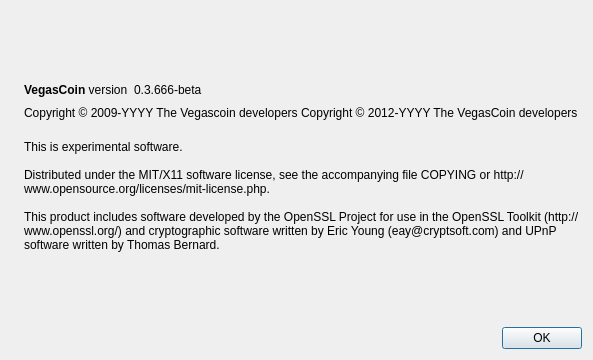
Old version of the form src/qt/forms/aboutdialog.ui in the repository VegasCoin/vegascoin.
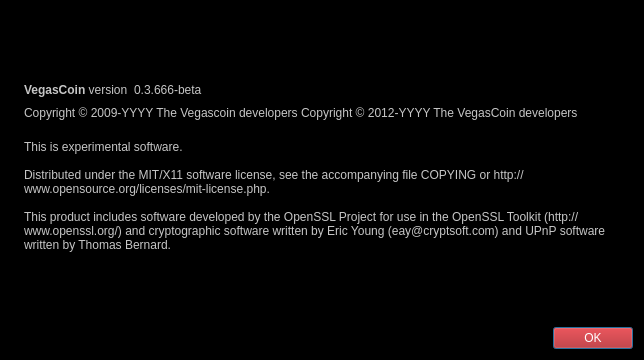
New version of the form. Icons and pictures are not drawn.

Commit message: Updated forms to black background

```diff
--- a/src/qt/forms/aboutdialog.ui
+++ b/src/qt/forms/aboutdialog.ui
@@ -6,13 +6,17 @@
    <rect>
     <x>0</x>
     <y>0</y>
-    <width>593</width>
+    <width>644</width>
     <height>360</height>
    </rect>
   </property>
   <property name="windowTitle">
    <string>About VegasCoin</string>
   </property>
+  <property name="styleSheet">
+   <string notr="true">color: rgb(198, 198, 198);
+background-color: rgb(0, 0, 0);</string>
+  </property>
   <layout class="QHBoxLayout" name="horizontalLayout_2">
    <item>
     <widget class="QLabel" name="label_4">
@@ -138,6 +142,11 @@
      </item>
      <item>
       <widget class="QDialogButtonBox" name="buttonBox">
+       <property name="styleSheet">
+        <string notr="true">font: bold 9pt &quot;Sans Serif&quot;;
+color: rgb(255, 255, 255);
+background-color: rgb(183, 13, 13);</string>
+       </property>
        <property name="orientation">
         <enum>Qt::Horizontal</enum>
        </property>
```
The commit also changes 11 other files.
